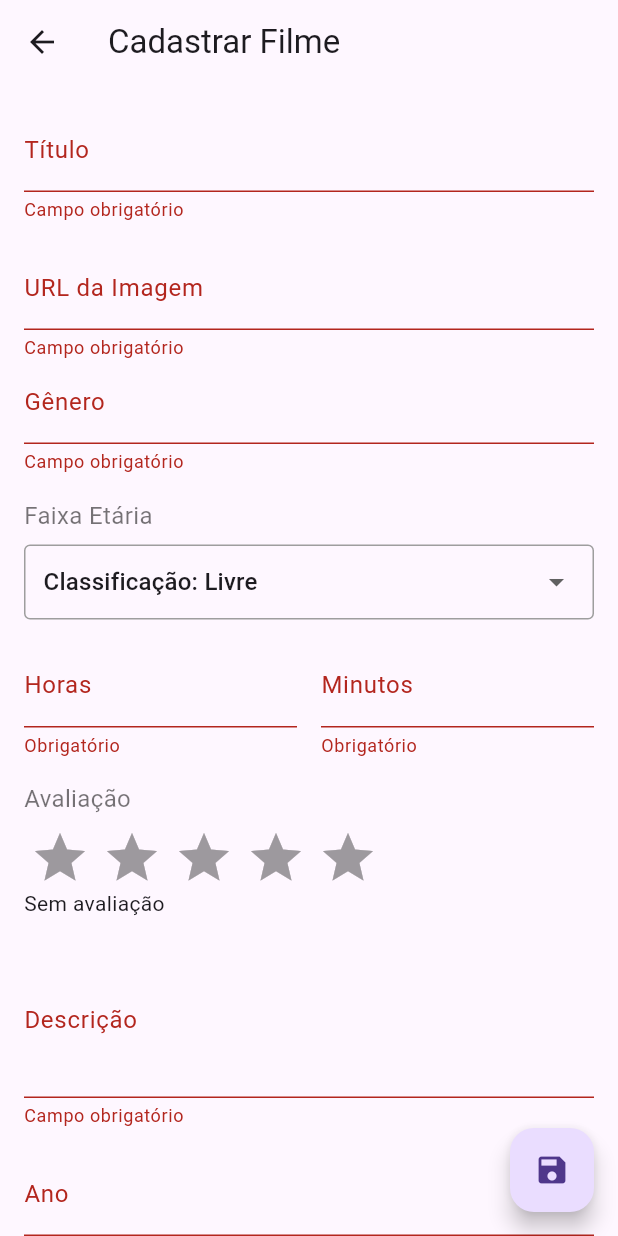
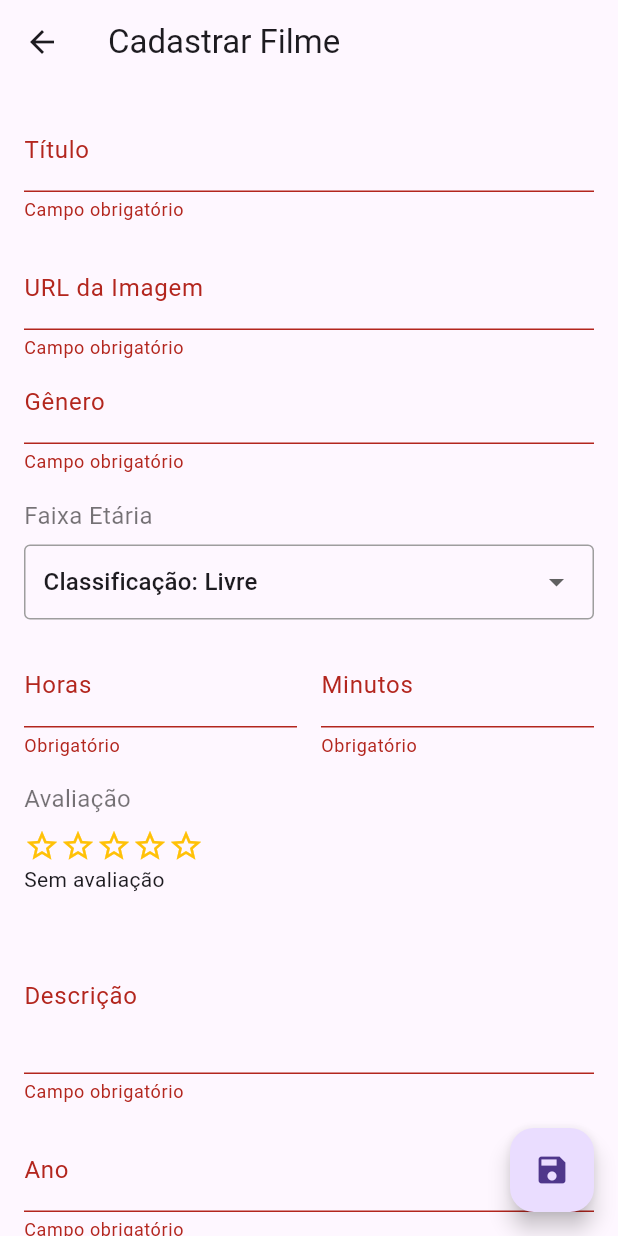
Before and after one commit to WellingtonWGS/projeto_flutter, a Flutter app: the CadastrarFilme screen opened directly, after a tap on the "save" icon, on a phone screen of 412 x 824 dp. Run offline on Flutter 3.47's test engine with Material 3 defaults, Android fonts, the phone set to English and light mode, and no system bars; drawn by our look-alikes of flutter_rating_bar; our stand-ins replace smooth_star_rating_null_safety; network calls fail.

Commit message:
atualizacao smothstar e edicao de filme

```diff
--- a/lib/controller/filme_controller.dart
+++ b/lib/controller/filme_controller.dart
@@ -16,5 +16,9 @@ class FilmeController{
       faixa_etaria: faixaEtaria, duracao: duracao, nota: nota, descricao: descricao, ano: ano));
   }
 
+  void atualizar(Filme filmeAtualizado) {
+    _service.atualizar(filmeAtualizado);
+  }
+
   void deletarFilme(Filme filme) => _service.deletarFilme(filme);
 }
--- a/lib/service/filme_service.dart
+++ b/lib/service/filme_service.dart
@@ -3,9 +3,17 @@ import '../model/filme.dart';
 
 class FilmeService{
   static final _filmes = [
-    Filme(id: 0, titulo: "Velozes e Furiosos", url_imagem: "https://m.media-amazon.com/images/S/pv-target-images/848a155842f8331062bd190b1584e3b152af0271468312ce6b0def838721592b.jpg",
-        genero: "Acao", faixa_etaria: "18 anos", duracao: Duration(hours: 2, minutes: 30),
-        nota: 10, descricao: "Aqui é o Brasil!!!!", ano: 2000)
+    Filme(
+      id: 0,
+      titulo: "Velozes e Furiosos",
+      url_imagem: "https://m.media-amazon.com/images/S/pv-target-images/848a155842f8331062bd190b1584e3b152af0271468312ce6b0def838721592b.jpg",
+      genero: "Acao",
+      faixa_etaria: "18",  // Alterado de "18 anos" para "18"
+      duracao: Duration(hours: 2, minutes: 30),
+      nota: 10,
+      descricao: "Aqui é o Brasil!!!!",
+      ano: 2000
+    )
   ];
 
   List<Filme> get filmes{
@@ -15,7 +23,12 @@ class FilmeService{
   void adicionar(Filme filme){
     _filmes.add(filme);
   }
-
+  void atualizar(Filme filmeAtualizado) {
+    final index = _filmes.indexWhere((f) => f.id == filmeAtualizado.id);
+    if (index >= 0) {
+      _filmes[index] = filmeAtualizado;
+    }
+  }
   void deletarFilme(Filme filme) {
     _filmes.removeWhere((f) => f.id == filme.id);
   }
--- a/lib/view/cadastrar_filme.dart
+++ b/lib/view/cadastrar_filme.dart
@@ -1,5 +1,5 @@
 import 'package:flutter/material.dart';
-import 'package:flutter_rating_bar/flutter_rating_bar.dart';
+import 'package:smooth_star_rating_null_safety/smooth_star_rating_null_safety.dart';
 import '../controller/filme_controller.dart';
 import '../model/filme.dart';
 
@@ -26,13 +26,38 @@ class _CadastrarFilmeState extends State<CadastrarFilme> {
   final List<String> _faixasEtarias = ['Livre', '10', '12', '14', '16', '18'];
   String _faixaEtariaSelecionada = 'Livre';
 
-  double _nota = 0; // Variável para armazenar a nota selecionada
+  double _nota = 0;
+
+  @override
+  void initState() {
+    super.initState();
+    if (widget.filme != null) {
+      _edtTitulo.text = widget.filme!.titulo;
+      _edtUrlImagem.text = widget.filme!.url_imagem;
+      _edtGenero.text = widget.filme!.genero;
+
+      // Corrigindo a faixa etária para compatibilidade com o Dropdown
+      String faixaEtaria = widget.filme!.faixa_etaria;
+      if (faixaEtaria.contains('anos')) {
+        faixaEtaria = faixaEtaria.replaceAll(' anos', '').trim();
+      }
+      _faixaEtariaSelecionada = _faixasEtarias.contains(faixaEtaria)
+          ? faixaEtaria
+          : 'Livre';
+
+      _edtDuracaoHoras.text = widget.filme!.duracao.inHours.toString();
+      _edtDuracaoMinutos.text = (widget.filme!.duracao.inMinutes.remainder(60)).toString();
+      _nota = widget.filme!.nota;
+      _edtDescricao.text = widget.filme!.descricao;
+      _edtAno.text = widget.filme!.ano.toString();
+    }
+  }
 
   @override
   Widget build(BuildContext context) {
     return Scaffold(
       appBar: AppBar(
-        title: const Text("Cadastrar Filme"),
+        title: Text(widget.filme == null ? "Cadastrar Filme" : "Editar Filme"),
       ),
       body: SingleChildScrollView(
         padding: const EdgeInsets.all(16),
@@ -113,7 +138,6 @@ class _CadastrarFilmeState extends State<CadastrarFilme> {
                 ],
               ),
               const SizedBox(height: 16),
-              // Widget de avaliação por estrelas
               Column(
                 crossAxisAlignment: CrossAxisAlignment.start,
                 children: [
@@ -123,24 +147,20 @@ class _CadastrarFilmeState extends State<CadastrarFilme> {
                   ),
                   const SizedBox(height: 8),
                   Align(
-                    alignment: Alignment.centerLeft, // Força o alinhamento à esquerda
-                    child: RatingBar.builder(
-                      initialRating: _nota,
-                      minRating: 0,
-                      direction: Axis.horizontal,
+                    alignment: Alignment.centerLeft,
+                    child:SmoothStarRating(
+                      rating: _nota,
+                      size: 24,
                       allowHalfRating: true,
-                      itemCount: 5,
-                      itemPadding: const EdgeInsets.symmetric(horizontal: 4.0),
-                      itemBuilder: (context, _) => const Icon(
-                        Icons.star,
-                        color: Colors.amber,
-                      ),
-                      onRatingUpdate: (rating) {
+                      starCount: 5,
+                      color: Colors.amber,
+                      borderColor: Colors.amber,
+                      onRatingChanged: (rating) {
                         setState(() {
                           _nota = rating;
                         });
                       },
-                    ),
+                    )
                   ),
                   Text(
                     _nota == 0 ? "Sem avaliação" : "Nota: $_nota",
@@ -171,28 +191,77 @@ class _CadastrarFilmeState extends State<CadastrarFilme> {
         ),
       ),
       floatingActionButton: FloatingActionButton(
-        onPressed: () {
+        onPressed: () async {
           if (_key.currentState!.validate()) {
             try {
-              _filmeController.adicionar(
-                DateTime.now().millisecondsSinceEpoch, // id
-                _edtTitulo.text,                      // titulo
-                _edtUrlImagem.text,                   // url_imagem
-                _edtGenero.text,                     // genero
-                _edtFaixaEtaria.text,                 // faixa_etaria
-                Duration(                             // duracao
-                  hours: int.parse(_edtDuracaoHoras.text),
-                  minutes: int.parse(_edtDuracaoMinutos.text),
-                ),
-                _nota,                              // nota (agora vem do RatingBar)
-                _edtDescricao.text,                  // descricao
-                int.parse(_edtAno.text),             // ano
-              );
+              // Validação da nota
+              if (_nota < 0 || _nota > 5) {
+                ScaffoldMessenger.of(context).showSnackBar(
+                  SnackBar(content: Text("A nota deve estar entre 0 e 5"))
+                );
+                return;
+              }
 
-              Navigator.pop(context);
+              // Validação da duração
+              final horas = int.tryParse(_edtDuracaoHoras.text) ?? 0;
+              final minutos = int.tryParse(_edtDuracaoMinutos.text) ?? 0;
+              if (horas < 0 || minutos < 0 || (horas == 0 && minutos == 0)) {
+                ScaffoldMessenger.of(context).showSnackBar(
+                  SnackBar(content: Text("Duração inválida"))
+                );
+                return;
+              }
+
+              // Formatação da faixa etária
+              final faixaEtariaCompleta = _faixaEtariaSelecionada == 'Livre'
+                  ? 'Livre'
+                  : '$_faixaEtariaSelecionada anos';
+
+              // Validação do ano
+              final ano = int.tryParse(_edtAno.text) ?? 0;
+              if (ano < 1888 || ano > DateTime.now().year + 1) {
+                ScaffoldMessenger.of(context).showSnackBar(
+                  SnackBar(content: Text("Ano inválido"))
+                );
+                return;
+              }
+
+              // Operação de adicionar/editar
+              if (widget.filme == null) {
+                _filmeController.adicionar(
+                  DateTime.now().millisecondsSinceEpoch,
+                  _edtTitulo.text.trim(),
+                  _edtUrlImagem.text.trim(),
+                  _edtGenero.text.trim(),
+                  faixaEtariaCompleta,
+                  Duration(hours: horas, minutes: minutos),
+                  _nota,
+                  _edtDescricao.text.trim(),
+                  ano,
+                );
+              } else {
+                final filmeAtualizado = Filme(
+                  id: widget.filme!.id,
+                  titulo: _edtTitulo.text.trim(),
+                  url_imagem: _edtUrlImagem.text.trim(),
+                  genero: _edtGenero.text.trim(),
+                  faixa_etaria: faixaEtariaCompleta,
+                  duracao: Duration(hours: horas, minutes: minutos),
+                  nota: _nota,
+                  descricao: _edtDescricao.text.trim(),
+                  ano: ano,
+                );
+                _filmeController.atualizar(filmeAtualizado);
+              }
+
+              // Fecha a tela após sucesso
+              if (mounted) {
+                Navigator.pop(context);
+              }
+
             } catch (e) {
               ScaffoldMessenger.of(context).showSnackBar(
-                  SnackBar(content: Text("Erro: ${e.toString()}"))
+                SnackBar(content: Text("Erro ao salvar: ${e.toString()}"))
               );
             }
           }
--- a/lib/view/detalhes_filme.dart
+++ b/lib/view/detalhes_filme.dart
@@ -1,6 +1,6 @@
 import 'package:flutter/material.dart';
 import '../model/filme.dart';
-import 'package:flutter_rating_bar/flutter_rating_bar.dart';
+import 'package:smooth_star_rating_null_safety/smooth_star_rating_null_safety.dart';
 
 class DetalhesFilme extends StatelessWidget {
   final Filme filme;
@@ -54,15 +54,16 @@ class DetalhesFilme extends StatelessWidget {
                     style: TextStyle(color: Colors.grey[700]),
                   ),
                   const SizedBox(height: 16),
-                  RatingBarIndicator(
-                    rating: filme.nota,
-                    itemBuilder: (context, index) => const Icon(
-                      Icons.star,
+                  IgnorePointer(
+                    child: SmoothStarRating(
+                      rating: filme.nota,
+                      size: 24,
                       color: Colors.amber,
+                      borderColor: Colors.amber,
+                      starCount: 5,
+                      allowHalfRating: true,
+                      spacing: 2.0,
                     ),
-                    itemCount: 5,
-                    itemSize: 24.0,
-                    direction: Axis.horizontal,
                   ),
                   const SizedBox(height: 16),
                   const Text(
--- a/lib/view/listar_filmes.dart
+++ b/lib/view/listar_filmes.dart
@@ -2,7 +2,7 @@ import 'package:flutter/material.dart';
 import '../controller/filme_controller.dart';
 import '../model/filme.dart';
 import 'cadastrar_filme.dart';
-import 'package:flutter_rating_bar/flutter_rating_bar.dart';
+import 'package:smooth_star_rating_null_safety/smooth_star_rating_null_safety.dart';
 
 class ListarFilmes extends StatefulWidget {
   const ListarFilmes({super.key});
@@ -196,20 +196,16 @@ class _ListarFilmesState extends State<ListarFilmes> {
                         ),
                       ),
                       const SizedBox(height: 8),
-                      RatingBar.builder(
-                        initialRating: filme.nota,
-                        minRating: 0,
-                        direction: Axis.horizontal,
+                      SmoothStarRating(
+                        rating: filme.nota,
+                        size: 20,
+                        color: Colors.amber,
+                        borderColor: Colors.amber,
+                        starCount: 5,
                         allowHalfRating: true,
-                        itemCount: 5,
-                        itemSize: 20,
-                        ignoreGestures: true,
-                        itemBuilder: (context, _) => const Icon(
-                          Icons.star,
-                          color: Colors.amber,
-                        ),
-                        onRatingUpdate: (rating) {},
-                      ),
+                        spacing: 2.0,
+                        onRatingChanged: null, // Isso torna o widget readonly
+                      )
                     ],
                   ),
                 ),
--- a/pubspec.yaml
+++ b/pubspec.yaml
@@ -30,7 +30,7 @@ environment:
 dependencies:
   flutter:
     sdk: flutter
-  flutter_rating_bar: ^4.0.1
+  smooth_star_rating_null_safety: ^1.0.4+2
   # The following adds the Cupertino Icons font to your application.
   # Use with the CupertinoIcons class for iOS style icons.
   cupertino_icons: ^1.0.8
```
Also changed, not shown: pubspec.lock.
